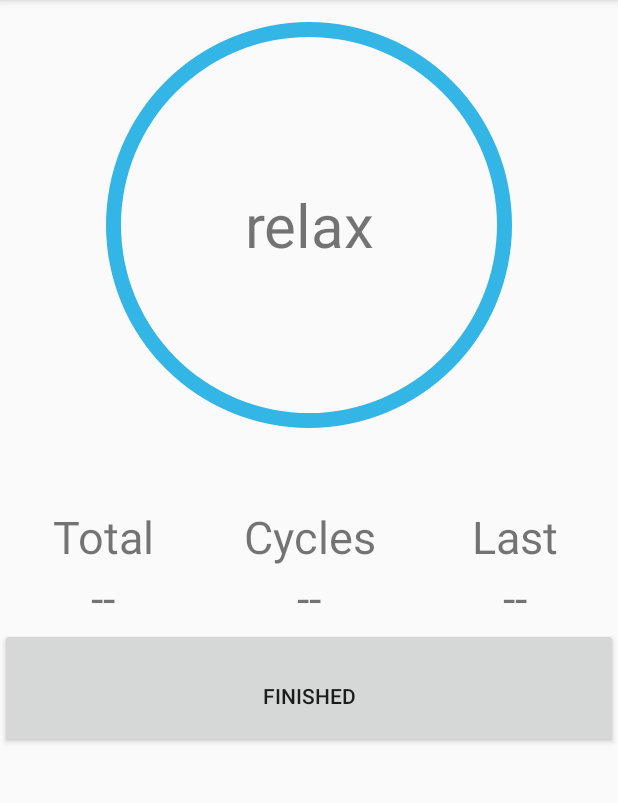
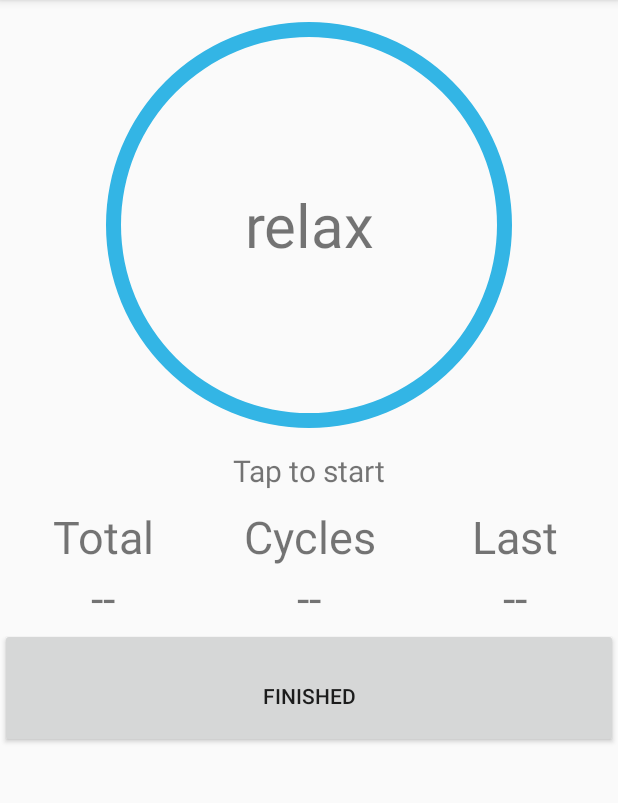
Before and after one commit to alextabo/BreathingTimer, an Android app: the screen it shows after launch (MainActivity), on a phone screen of 412 x 824 dp, the part 84-887 px from its top. Run offline under Robolectric (Android 15) with nearby library versions, the phone set to English and light mode, and no system bars.

Commit message:
Update content_main.xml

```diff
--- a/app/src/main/res/layout/content_main.xml
+++ b/app/src/main/res/layout/content_main.xml
@@ -23,7 +23,8 @@
         android:id="@+id/tip"
         android:layout_width="wrap_content"
         android:layout_height="wrap_content"
-        android:textSize="20dp" />
+        android:textSize="20sp"
+        android:text="@string/initTip" />
     <LinearLayout xmlns:android="http://schemas.android.com/apk/res/android"
         xmlns:app="http://schemas.android.com/apk/res-auto"
         xmlns:tools="http://schemas.android.com/tools"
@@ -35,14 +36,14 @@
             android:layout_width="0dp"
             android:layout_weight="1"
             android:layout_height="wrap_content"
-            android:textSize="30dp"
+            android:textSize="30sp"
             android:gravity="center"
             android:text="Total" />
         <TextView
             android:layout_width="0dp"
             android:layout_weight="1"
             android:layout_height="wrap_content"
-            android:textSize="30dp"
+            android:textSize="30sp"
             android:gravity="center"
             android:text="Cycles" />
         <TextView
```
